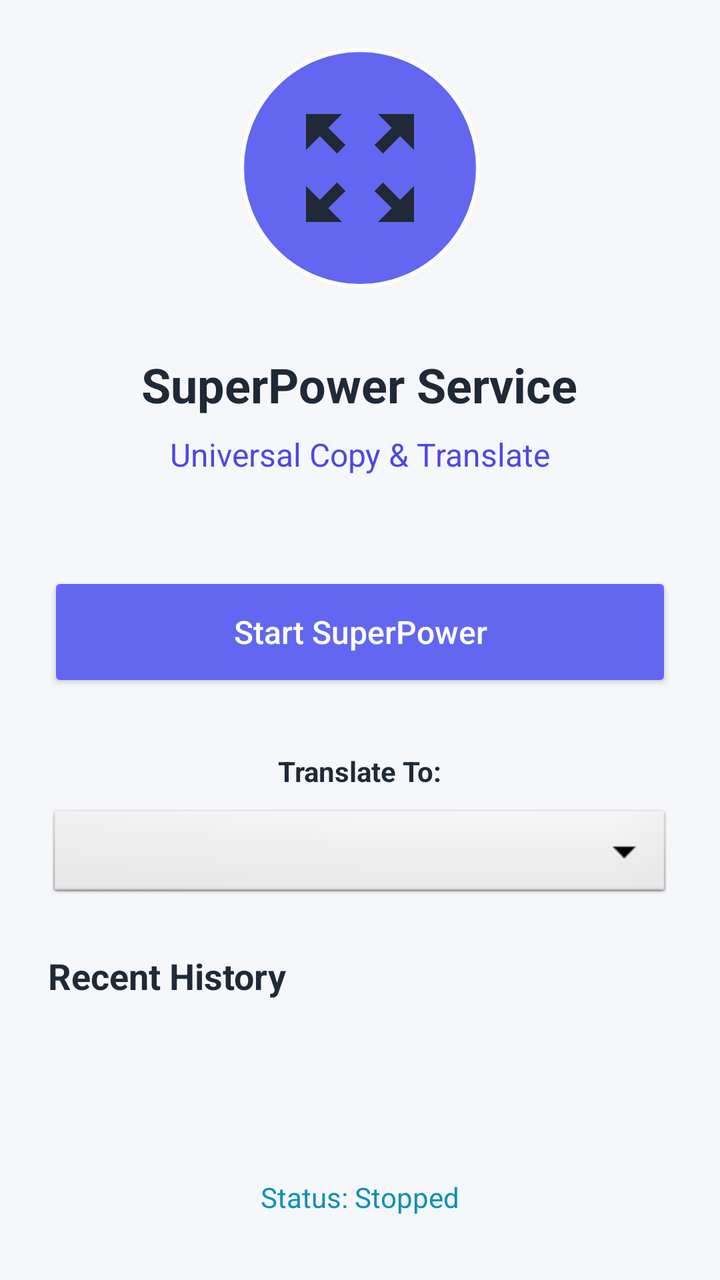
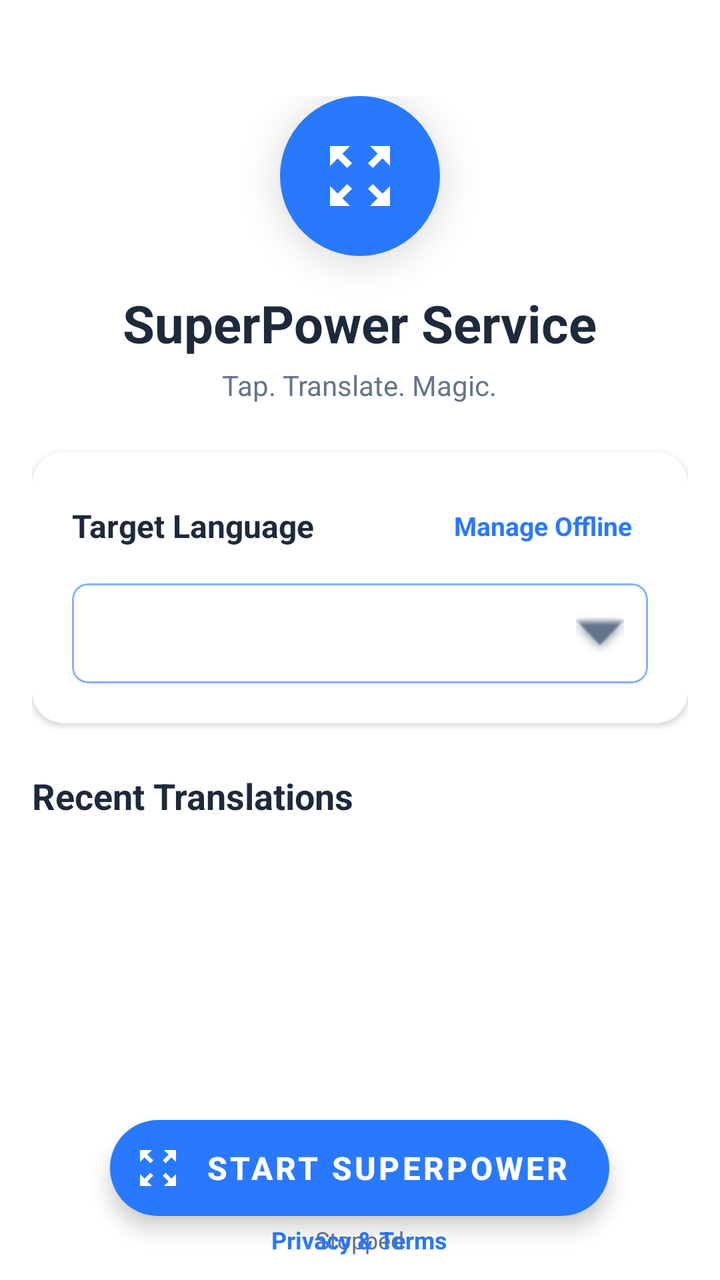

Compare the two renders of this Android layout. The source of the first and the diff that turns it into the second are given below.
<!-- AndroidManifest.xml: activity theme Theme.SuperPower -->
<!-- res/layout/activity_main.xml -->
<?xml version="1.0" encoding="utf-8"?>
<LinearLayout xmlns:android="http://schemas.android.com/apk/res/android"
    android:layout_width="match_parent"
    android:layout_height="match_parent"
    android:orientation="vertical"
    android:gravity="center"
    android:padding="24dp"
    android:background="@color/app_background">

    <ImageView
        android:layout_width="120dp"
        android:layout_height="120dp"
        android:src="@drawable/ic_scan"
        android:background="@drawable/bg_circle"
        android:padding="24dp"
        android:layout_marginBottom="32dp"
        android:tint="@color/text_primary"/>

    <TextView
        android:layout_width="wrap_content"
        android:layout_height="wrap_content"
        android:text="@string/app_name"
        android:textSize="24sp"
        android:textStyle="bold"
        android:textColor="@color/text_primary"
        android:layout_marginBottom="8dp"/>
        
    <TextView
        android:layout_width="wrap_content"
        android:layout_height="wrap_content"
        android:text="Universal Copy &amp; Translate"
        android:textSize="16sp"
        android:textColor="@color/purple_700"
        android:layout_marginBottom="48dp"/>

    <Button
        android:id="@+id/btn_action"
        android:layout_width="match_parent"
        android:layout_height="60dp"
        android:text="@string/start_service"
        android:backgroundTint="@color/purple_500"
        android:textColor="@color/white"
        android:textSize="16sp"
        android:textAllCaps="false"/>

    <TextView
        android:id="@+id/tv_bg_label"
        android:layout_width="wrap_content"
        android:layout_height="wrap_content"
        android:text="Translate To:"
        android:textStyle="bold"
        android:textColor="@color/text_primary"
        android:layout_marginTop="30dp"/>

    <Spinner
        android:id="@+id/spinner_languages"
        android:layout_width="match_parent"
        android:layout_height="wrap_content"
        android:layout_marginTop="8dp"
        android:minHeight="48dp"
        android:background="@android:drawable/btn_dropdown"/>
        
    <TextView
        android:id="@+id/tv_history_label"
        android:layout_width="wrap_content"
        android:layout_height="wrap_content"
        android:text="Recent History"
        android:textStyle="bold"
        android:textSize="18sp"
        android:textColor="@color/text_primary"
        android:layout_marginTop="24dp"
        android:layout_gravity="start"/>

    <androidx.recyclerview.widget.RecyclerView
        android:id="@+id/rv_history"
        android:layout_width="match_parent"
        android:layout_height="0dp"
        android:layout_weight="1"
        android:layout_marginTop="8dp"/>

    <TextView
        android:id="@+id/tv_status"
        android:layout_width="wrap_content"
        android:layout_height="wrap_content"
        android:text="Status: Stopped"
        android:padding="8dp"
        android:textColor="@color/teal_700"/>

</LinearLayout>
<!-- resources referenced by this layout -->
<resources>
  <color name="app_background">#F5F7FA</color>
  <color name="purple_500">#6366F1</color>
  <color name="purple_700">#4F46E5</color>
  <color name="teal_700">#0891B2</color>
  <color name="text_primary">#1F2937</color>
  <color name="white">#FFFFFFFF</color>
  <!-- drawable bg_circle (drawable) -->
  <?xml version="1.0" encoding="utf-8"?>
  <shape xmlns:android="http://schemas.android.com/apk/res/android"
      android:shape="oval">
      <solid android:color="@color/purple_500" />
      <stroke android:width="2dp" android:color="#FFFFFF" />
  </shape>
  <!-- drawable ic_scan (drawable) -->
  <vector xmlns:android="http://schemas.android.com/apk/res/android"
      android:width="24dp"
      android:height="24dp"
      android:viewportWidth="24"
      android:viewportHeight="24"
      android:tint="#FFFFFF">
    <path
        android:fillColor="@android:color/white"
        android:pathData="M15,3l2.3,2.3l-2.89,2.87l1.42,1.42L18.7,6.7L21,9V3H15zM3,9l2.3,-2.3l2.87,2.89l1.42,-1.42L6.7,5.3L9,3H3V9zM9,21l-2.3,-2.3l2.89,-2.87l-1.42,-1.42L5.3,17.3L3,15v6H9zM21,15l-2.3,2.3l-2.87,-2.89l-1.42,1.42l2.89,2.87L15,21h6V15z"/>
  </vector>
  <string name="app_name">SuperPower Service</string>
  <string name="start_service">Start SuperPower</string>
  <style name="Theme.SuperPower" parent="Theme.MaterialComponents.DayNight.NoActionBar">
          
          <item name="colorPrimary">@color/purple_500</item>
          <item name="colorPrimaryVariant">@color/purple_700</item>
          <item name="colorOnPrimary">@color/white</item>
          
          <item name="colorSecondary">@color/teal_200</item>
          <item name="colorSecondaryVariant">@color/teal_700</item>
          <item name="colorOnSecondary">@color/black</item>
          
          <item name="android:statusBarColor">?attr/colorPrimaryVariant</item>
          
      </style>
  <color name="teal_200">#A5F3FC</color>
  <color name="black">#FF000000</color>
</resources>

<!-- the commit's change to res/layout/activity_main.xml (unified diff, before → after) -->
@@ -1,89 +1,200 @@
 <?xml version="1.0" encoding="utf-8"?>
-<LinearLayout xmlns:android="http://schemas.android.com/apk/res/android"
+<androidx.coordinatorlayout.widget.CoordinatorLayout xmlns:android="http://schemas.android.com/apk/res/android"
+    xmlns:app="http://schemas.android.com/apk/res-auto"
     android:layout_width="match_parent"
     android:layout_height="match_parent"
-    android:orientation="vertical"
-    android:gravity="center"
-    android:padding="24dp"
-    android:background="@color/app_background">
-
-    <ImageView
-        android:layout_width="120dp"
-        android:layout_height="120dp"
-        android:src="@drawable/ic_scan"
-        android:background="@drawable/bg_circle"
-        android:padding="24dp"
-        android:layout_marginBottom="32dp"
-        android:tint="@color/text_primary"/>
-
-    <TextView
+    android:background="@drawable/bg_gradient_main">
+
+    <androidx.core.widget.NestedScrollView
+        android:layout_width="match_parent"
+        android:layout_height="match_parent"
+        android:padding="16dp"
+        android:clipToPadding="false">
+
+        <LinearLayout
+            android:layout_width="match_parent"
+            android:layout_height="wrap_content"
+            android:orientation="vertical">
+
+            
+            <LinearLayout
+                android:layout_width="match_parent"
+                android:layout_height="wrap_content"
+                android:orientation="vertical"
+                android:gravity="center"
+                android:layout_marginBottom="24dp"
+                android:layout_marginTop="32dp">
+
+                <ImageView
+                    android:layout_width="80dp"
+                    android:layout_height="80dp"
+                    android:src="@drawable/ic_scan"
+                    android:background="@drawable/bg_circle"
+                    android:backgroundTint="@color/purple_500"
+                    android:elevation="12dp"
+                    android:padding="20dp"
+                    app:tint="@color/white" />
+
+                <TextView
+                    android:layout_width="wrap_content"
+                    android:layout_height="wrap_content"
+                    android:text="@string/app_name"
+                    android:textSize="26sp"
+                    android:textStyle="bold"
+                    android:textColor="@color/text_primary"
+                    android:layout_marginTop="16dp"/>
+
+                <TextView
+                    android:layout_width="wrap_content"
+                    android:layout_height="wrap_content"
+                    android:text="Tap. Translate. Magic."
+                    android:textSize="14sp"
+                    android:textColor="@color/text_secondary"
+                    android:layout_marginTop="4dp"/>
+            </LinearLayout>
+
+            
+            <com.google.android.material.card.MaterialCardView
+                android:layout_width="match_parent"
+                android:layout_height="wrap_content"
+                app:cardCornerRadius="16dp"
+                app:cardElevation="2dp"
+                app:cardBackgroundColor="@color/surface_card"
+                android:layout_marginBottom="24dp">
+
+                <LinearLayout
+                    android:layout_width="match_parent"
+                    android:layout_height="wrap_content"
+                    android:orientation="vertical"
+                    android:padding="20dp">
+
+                    <LinearLayout
+                        android:layout_width="match_parent"
+                        android:layout_height="wrap_content"
+                        android:gravity="center_vertical">
+                        
+                        <TextView
+                            android:layout_width="0dp"
+                            android:layout_height="wrap_content"
+                            android:layout_weight="1"
+                            android:text="Target Language"
+                            android:textStyle="bold"
+                            android:textColor="@color/text_primary"
+                            android:textSize="16sp"/>
+
+                        <TextView
+                            android:id="@+id/btn_manage_models"
+                            android:layout_width="wrap_content"
+                            android:layout_height="wrap_content"
+                            android:text="Manage Offline"
+                            android:textColor="@color/purple_500"
+                            android:textSize="13sp"
+                            android:textStyle="bold"
+                            android:background="?attr/selectableItemBackground"
+                            android:padding="8dp"/>
+                    </LinearLayout>
+
+                    <com.google.android.material.card.MaterialCardView
+                         android:layout_width="match_parent"
+                         android:layout_height="wrap_content"
+                         app:cardCornerRadius="8dp"
+                         app:strokeColor="@color/purple_200"
+                         app:strokeWidth="1dp"
+                         app:cardElevation="0dp"
+                         app:cardBackgroundColor="@android:color/transparent"
+                         android:layout_marginTop="12dp">
+                         
+                        <Spinner
+                            android:id="@+id/spinner_languages"
+                            android:layout_width="match_parent"
+                            android:layout_height="50dp"
+                            android:background="@android:color/transparent"
+                            android:paddingStart="12dp"/>
+                         
+                        <ImageView
+                             android:layout_width="24dp"
+                             android:layout_height="24dp"
+                             android:src="@android:drawable/arrow_down_float"
+                             android:layout_gravity="center_vertical|end"
+                             android:layout_marginEnd="12dp"
+                             app:tint="@color/text_secondary"/>
+                    </com.google.android.material.card.MaterialCardView>
+
+                </LinearLayout>
+            </com.google.android.material.card.MaterialCardView>
+
+            
+            <LinearLayout
+                 android:layout_width="match_parent"
+                 android:layout_height="wrap_content"
+                 android:orientation="horizontal"
+                 android:gravity="center_vertical"
+                 android:layout_marginBottom="8dp">
+
+                 <TextView
+                    android:layout_width="0dp"
+                    android:layout_height="wrap_content"
+                    android:layout_weight="1"
+                    android:text="Recent Translations"
+                    android:textStyle="bold"
+                    android:textSize="18sp"
+                    android:textColor="@color/text_primary"/>
+            </LinearLayout>
+
+            <androidx.recyclerview.widget.RecyclerView
+                android:id="@+id/rv_history"
+                android:layout_width="match_parent"
+                android:layout_height="wrap_content"
+                android:nestedScrollingEnabled="false"
+                android:minHeight="200dp"/>
+
+            
+            <Space
+                android:layout_width="match_parent"
+                android:layout_height="80dp"/>
+
+        </LinearLayout>
+    </androidx.core.widget.NestedScrollView>
+
+    
+    <com.google.android.material.floatingactionbutton.ExtendedFloatingActionButton
+        android:id="@+id/btn_action"
         android:layout_width="wrap_content"
         android:layout_height="wrap_content"
-        android:text="@string/app_name"
-        android:textSize="24sp"
+        android:layout_gravity="bottom|center_horizontal"
+        android:layout_marginBottom="32dp"
+        android:text="@string/start_service"
+        android:textColor="@color/white"
         android:textStyle="bold"
-        android:textColor="@color/text_primary"
-        android:layout_marginBottom="8dp"/>
-        
-    <TextView
-        android:layout_width="wrap_content"
-        android:layout_height="wrap_content"
-        android:text="Universal Copy &amp; Translate"
         android:textSize="16sp"
-        android:textColor="@color/purple_700"
-        android:layout_marginBottom="48dp"/>
-
-    <Button
-        android:id="@+id/btn_action"
-        android:layout_width="match_parent"
-        android:layout_height="60dp"
-        android:text="@string/start_service"
-        android:backgroundTint="@color/purple_500"
-        android:textColor="@color/white"
-        android:textSize="16sp"
-        android:textAllCaps="false"/>
-
-    <TextView
-        android:id="@+id/tv_bg_label"
-        android:layout_width="wrap_content"
-        android:layout_height="wrap_content"
-        android:text="Translate To:"
-        android:textStyle="bold"
-        android:textColor="@color/text_primary"
-        android:layout_marginTop="30dp"/>
-
-    <Spinner
-        android:id="@+id/spinner_languages"
-        android:layout_width="match_parent"
-        android:layout_height="wrap_content"
-        android:layout_marginTop="8dp"
-        android:minHeight="48dp"
-        android:background="@android:drawable/btn_dropdown"/>
-        
-    <TextView
-        android:id="@+id/tv_history_label"
-        android:layout_width="wrap_content"
-        android:layout_height="wrap_content"
-        android:text="Recent History"
-        android:textStyle="bold"
-        android:textSize="18sp"
-        android:textColor="@color/text_primary"
-        android:layout_marginTop="24dp"
-        android:layout_gravity="start"/>
-
-    <androidx.recyclerview.widget.RecyclerView
-        android:id="@+id/rv_history"
-        android:layout_width="match_parent"
-        android:layout_height="0dp"
-        android:layout_weight="1"
-        android:layout_marginTop="8dp"/>
-
+        app:icon="@drawable/ic_scan"
+        app:iconTint="@color/white"
+        app:backgroundTint="@color/purple_500"
+        android:paddingStart="32dp"
+        android:paddingEnd="32dp"
+        android:elevation="6dp"/>
+    
     <TextView
         android:id="@+id/tv_status"
         android:layout_width="wrap_content"
         android:layout_height="wrap_content"
-        android:text="Status: Stopped"
+        android:text="Stopped"
+        android:textSize="12sp"
+        android:textColor="@color/text_secondary"
+        android:layout_gravity="bottom|center_horizontal"
+        android:layout_marginBottom="12dp"/>
+
+    <TextView
+        android:id="@+id/btn_privacy"
+        android:layout_width="wrap_content"
+        android:layout_height="wrap_content"
+        android:text="Privacy &amp; Terms"
+        android:textSize="12sp"
+        android:textStyle="bold"
+        android:textColor="@color/purple_500"
+        android:layout_gravity="bottom|center_horizontal"
+        android:background="?attr/selectableItemBackground"
         android:padding="8dp"
-        android:textColor="@color/teal_700"/>
-
-</LinearLayout>
+        android:layout_marginBottom="4dp"/>
+
+</androidx.coordinatorlayout.widget.CoordinatorLayout>
<!-- resource entries referenced after the edit -->
@@ -1,10 +1,10 @@
 <!-- resources referenced by this layout -->
 <resources>
-  <color name="app_background">#F5F7FA</color>
-  <color name="purple_500">#6366F1</color>
-  <color name="purple_700">#4F46E5</color>
-  <color name="teal_700">#0891B2</color>
-  <color name="text_primary">#1F2937</color>
+  <color name="purple_200">#82B1FF</color>
+  <color name="purple_500">#2979FF</color>
+  <color name="surface_card">#FFFFFF</color>
+  <color name="text_primary">#1E293B</color>
+  <color name="text_secondary">#64748B</color>
   <color name="white">#FFFFFFFF</color>
   <!-- drawable bg_circle (drawable) -->
   <?xml version="1.0" encoding="utf-8"?>
@@ -39,7 +39,9 @@
           <item name="android:statusBarColor">?attr/colorPrimaryVariant</item>
           
       </style>
-  <color name="teal_200">#A5F3FC</color>
+  <color name="purple_700">#2962FF</color>
+  <color name="teal_200">#80DEEA</color>
+  <color name="teal_700">#00BCD4</color>
   <color name="black">#FF000000</color>
 </resources>
 
